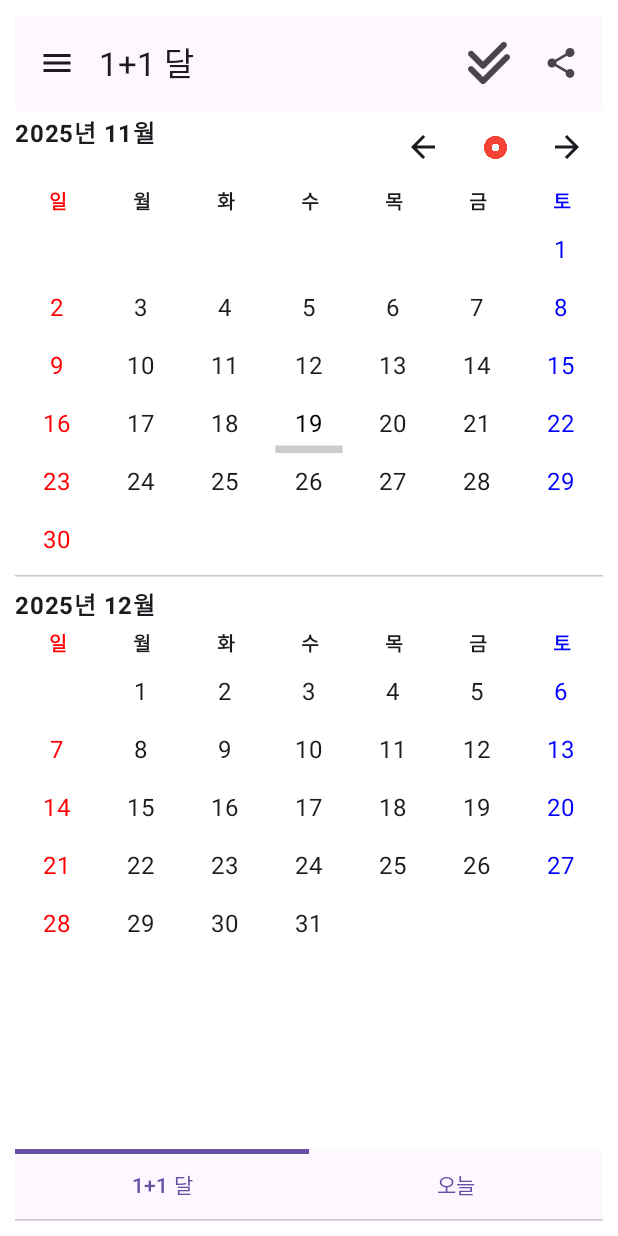
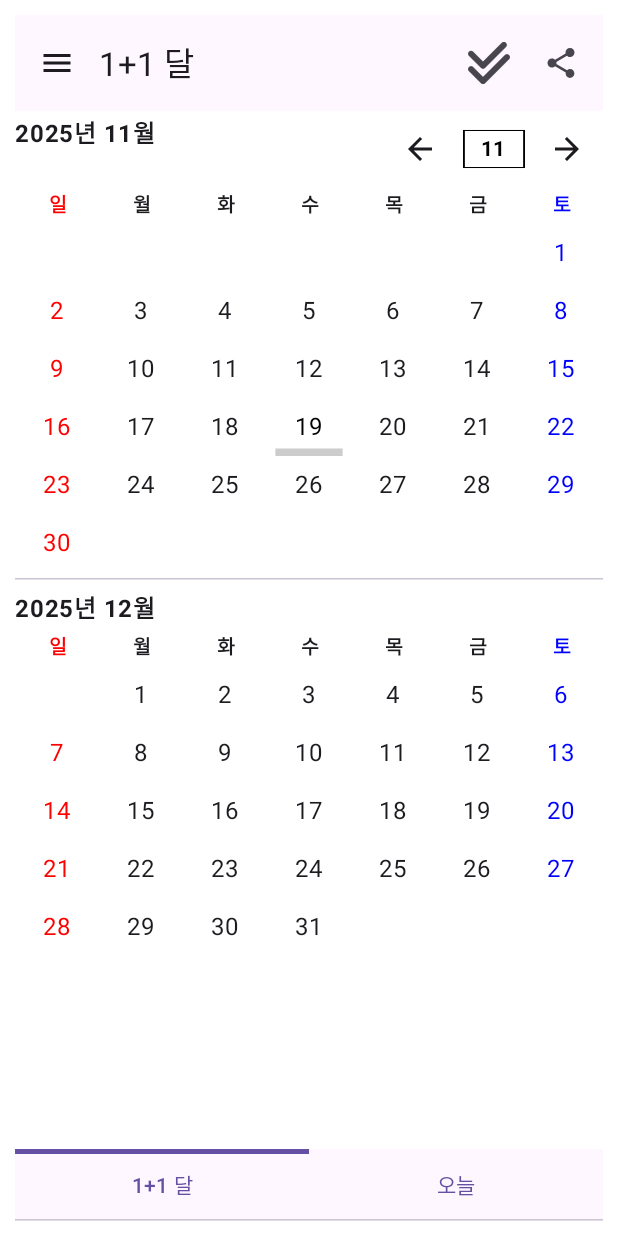
Before and after one commit to esummer9/twocalendar, an Android app built with Jetpack Compose: the @Preview function DefaultPreview, on a phone screen of 412 x 824 dp. Run offline under Robolectric (Android 15) with nearby library versions, the light colour scheme and no system bars; libraries missing offline, so code that uses them is left out: retrofit2.converter.simplexml.

Commit message:
design : 이번달 UI 개선

```diff
--- a/app/src/main/java/com/ediapp/twocalendar/ui/main/TwoMonthFragment.kt
+++ b/app/src/main/java/com/ediapp/twocalendar/ui/main/TwoMonthFragment.kt
@@ -7,9 +7,11 @@ import androidx.compose.foundation.gestures.detectTapGestures
 import androidx.compose.foundation.layout.Arrangement
 import androidx.compose.foundation.layout.Box
 import androidx.compose.foundation.layout.Column
+import androidx.compose.foundation.layout.PaddingValues
 import androidx.compose.foundation.layout.Row
 import androidx.compose.foundation.layout.Spacer
 import androidx.compose.foundation.layout.aspectRatio
+import androidx.compose.foundation.layout.fillMaxSize
 import androidx.compose.foundation.layout.fillMaxWidth
 import androidx.compose.foundation.layout.height
 import androidx.compose.foundation.layout.padding
@@ -21,6 +23,7 @@ import androidx.compose.material.icons.filled.ArrowBack
 import androidx.compose.material.icons.filled.ArrowForward
 import androidx.compose.material3.AlertDialog
 import androidx.compose.material3.Button
+import androidx.compose.material3.ButtonDefaults
 import androidx.compose.material3.ExperimentalMaterial3Api
 import androidx.compose.material3.HorizontalDivider
 import androidx.compose.material3.Icon
@@ -181,17 +184,29 @@ fun TwoMonthFragment(
                     fontWeight = FontWeight.Bold,
                     fontSize = 16.sp
                 )
-                Row(verticalAlignment = Alignment.CenterVertically) {
+                Row(verticalAlignment = Alignment.CenterVertically,) {
                     IconButton(onClick = { baseMonth = baseMonth.minusMonths(1) }) {
                         Icon(Icons.Filled.ArrowBack, contentDescription = "이전달")
                     }
-                    IconButton(onClick = { baseMonth = YearMonth.now() }) {
-                        Icon(
-                            painter = painterResource(id = R.drawable.dot),
-                            contentDescription = "이번달",
-                            modifier = Modifier.size(15.dp),
-                            tint = Color.Unspecified
-                        )
+                    Button(
+                        onClick = { baseMonth = YearMonth.now() },
+                        modifier = Modifier.size(50.dp),
+                        contentPadding = PaddingValues(2.dp),
+                        colors = ButtonDefaults.buttonColors(containerColor = Color.Transparent)
+                    ) {
+                        Box(contentAlignment = Alignment.Center) {
+                            Icon(
+                                painter = painterResource(id = R.drawable.rectangle),
+                                contentDescription = "이번달 배경",
+                                modifier = Modifier.size(44.dp),
+                                tint = Color.Unspecified
+                            )
+                            Text(
+                                text = LocalDate.now().monthValue.toString().padStart(2, '0'),
+                                color = Color.Black,
+                                fontWeight = FontWeight.Bold
+                            )
+                        }
                     }
                     IconButton(onClick = { baseMonth = baseMonth.plusMonths(1) }) {
                         Icon(Icons.Filled.ArrowForward, contentDescription = "다음달")
```
Also changed, not shown: app/src/main/java/com/ediapp/twocalendar/PersonalScheduleActivity.kt (+22 -7 lines), app/src/main/res/drawable/rectangle.png (added), 4 other files.
